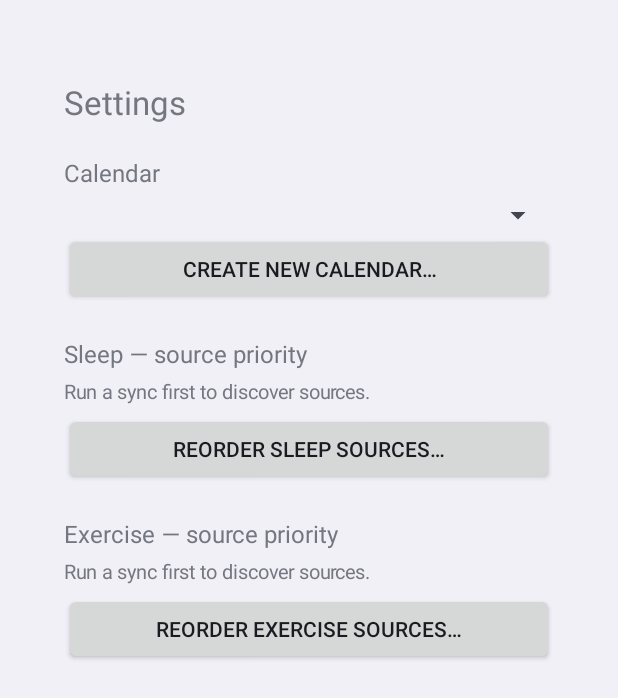
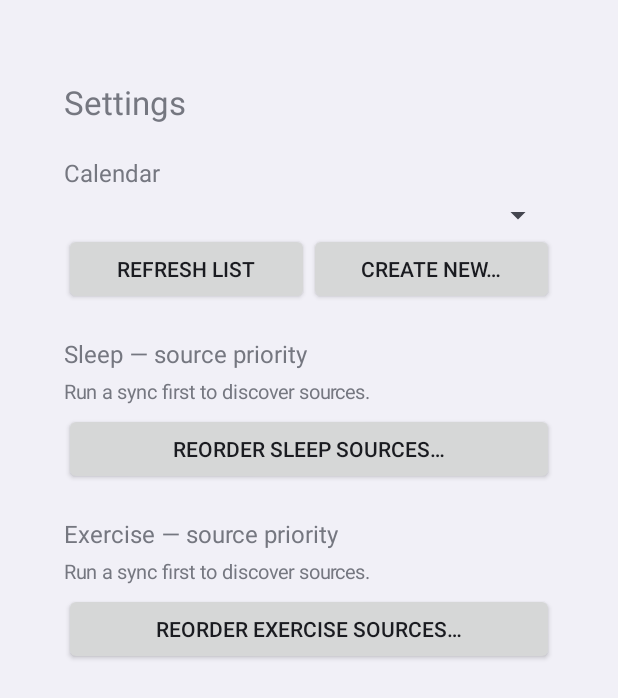
Before and after one commit to avilevi/misc, an Android app: the SettingsActivity screen opened directly, with no data from a screen before it, on a phone screen of 412 x 824 dp. Shown: the top 698 px of the screen. Run offline under Robolectric (Android 15) with nearby library versions, the phone set to English and light mode, and no system bars.

Commit message:
Fix calendar spinner refresh; add explicit Refresh list button
Co-Authored-By: Claude Sonnet 4.6 <noreply@anthropic.com>

```diff
--- a/healthconnect_to_gcal/hc_export_app/app/src/main/kotlin/com/hcexport/SettingsActivity.kt
+++ b/healthconnect_to_gcal/hc_export_app/app/src/main/kotlin/com/hcexport/SettingsActivity.kt
@@ -15,7 +15,6 @@ class SettingsActivity : ComponentActivity() {
     // Mutable so we can refresh after calendar creation
     private var calendars = mutableListOf<Triple<Long, String, String>>() // id, displayName, accountName+type
     private lateinit var calSpinner: Spinner
-    private lateinit var calAdapter: ArrayAdapter<String>
 
     override fun onCreate(savedInstanceState: Bundle?) {
         super.onCreate(savedInstanceState)
@@ -35,19 +34,19 @@ class SettingsActivity : ComponentActivity() {
 
         sectionLabel("Calendar", root)
 
-        calAdapter = ArrayAdapter(this, android.R.layout.simple_spinner_dropdown_item, mutableListOf<String>())
-        calSpinner = Spinner(this).apply { adapter = calAdapter }
-        calSpinner.onItemSelectedListener = object : AdapterView.OnItemSelectedListener {
-            override fun onItemSelected(parent: AdapterView<*>?, view: View?, pos: Int, id: Long) {
-                if (pos < calendars.size) Prefs.setCalendarId(this@SettingsActivity, calendars[pos].first)
-            }
-            override fun onNothingSelected(parent: AdapterView<*>?) {}
-        }
+        calSpinner = Spinner(this)
         root.addView(calSpinner)
 
-        Button(this).apply {
-            text = "Create new calendar…"
-            setOnClickListener { showCreateCalendarDialog() }
+        LinearLayout(this).apply {
+            orientation = LinearLayout.HORIZONTAL
+            Button(this@SettingsActivity).apply {
+                text = "Refresh list"
+                setOnClickListener { refreshCalendarSpinner() }
+            }.also { addView(it, LinearLayout.LayoutParams(0, LinearLayout.LayoutParams.WRAP_CONTENT, 1f)) }
+            Button(this@SettingsActivity).apply {
+                text = "Create new…"
+                setOnClickListener { showCreateCalendarDialog() }
+            }.also { addView(it, LinearLayout.LayoutParams(0, LinearLayout.LayoutParams.WRAP_CONTENT, 1f)) }
         }.also { root.addView(it) }
 
         root.addView(spacer(32))
@@ -100,12 +99,20 @@ class SettingsActivity : ComponentActivity() {
     // ── Calendar helpers ───────────────────────────────────────────────────
 
     private fun refreshCalendarSpinner() {
-        val loaded = loadCalendars()
         calendars.clear()
-        calendars.addAll(loaded)
-        calAdapter.clear()
-        calAdapter.addAll(calendars.map { it.second })
-        calAdapter.notifyDataSetChanged()
+        calendars.addAll(loadCalendars())
+
+        calSpinner.adapter = ArrayAdapter(
+            this,
+            android.R.layout.simple_spinner_dropdown_item,
+            calendars.map { it.second },
+        )
+        calSpinner.onItemSelectedListener = object : AdapterView.OnItemSelectedListener {
+            override fun onItemSelected(parent: AdapterView<*>?, view: View?, pos: Int, id: Long) {
+                if (pos < calendars.size) Prefs.setCalendarId(this@SettingsActivity, calendars[pos].first)
+            }
+            override fun onNothingSelected(parent: AdapterView<*>?) {}
+        }
 
         val savedId = Prefs.getCalendarId(this)
         val idx = calendars.indexOfFirst { it.first == savedId }.takeIf { it >= 0 } ?: 0
```
